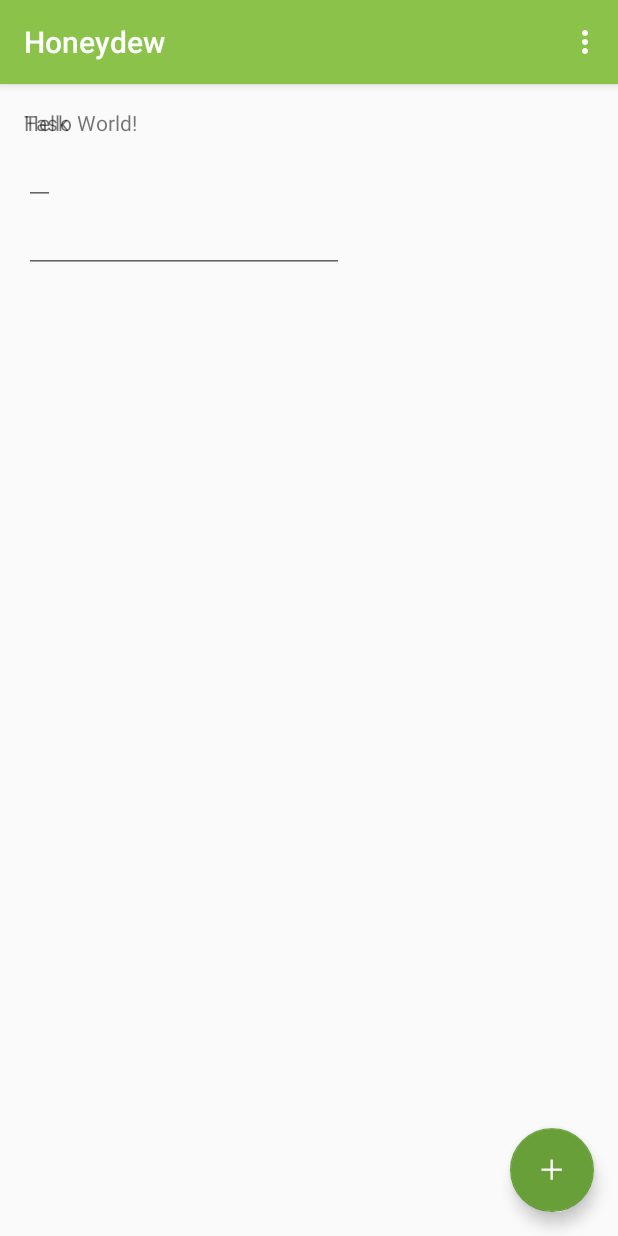
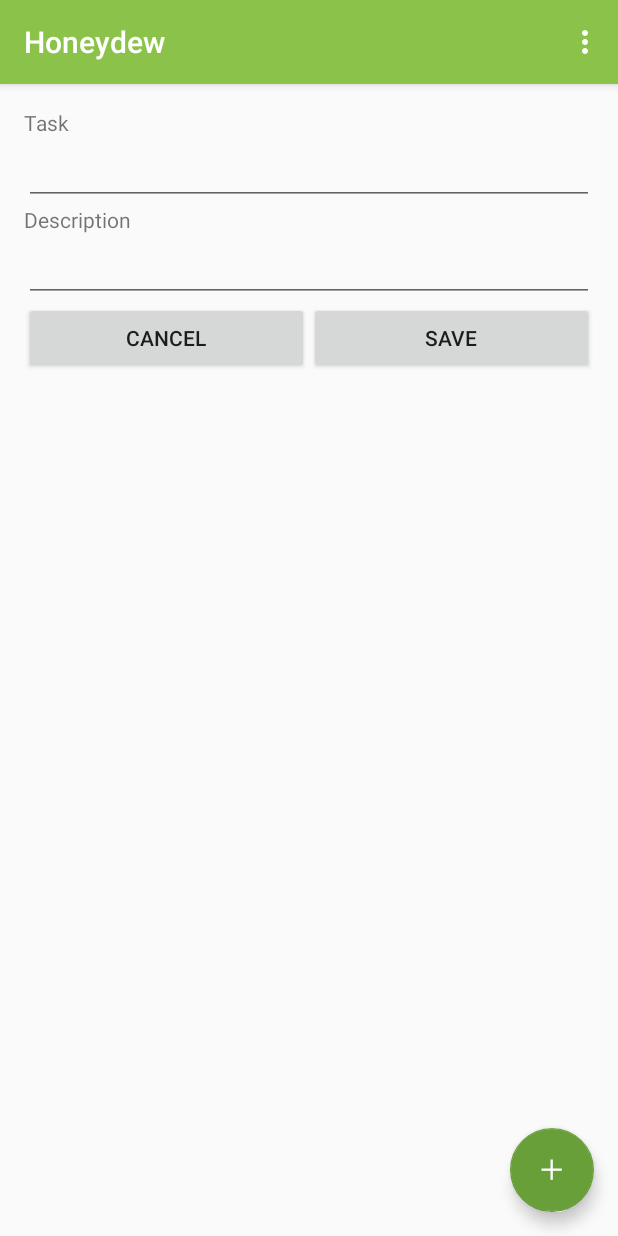
Before and after one commit to twbarber/honeydew, an Android app: the screen it shows after launch (DisplayTasksActivity before the commit, HoneydewActivity after it), after a tap on an icon or button, on a phone screen of 412 x 824 dp. Run offline under Robolectric (Android 15) with nearby library versions, the phone set to English and light mode, and no system bars.

Commit message:
Add Task Fragment now Displaying Correctly, should move to activity to get rid of FAB.

```diff
--- a/app/src/main/AndroidManifest.xml
+++ b/app/src/main/AndroidManifest.xml
@@ -9,7 +9,7 @@
         android:supportsRtl="true"
         android:theme="@style/AppTheme" >
         <activity
-            android:name=".DisplayTasksActivity"
+            android:name=".HoneydewActivity"
             android:label="@string/app_name"
             android:theme="@style/AppTheme.NoActionBar" >
             <intent-filter>
--- a/app/src/main/java/com/hurdsbrook/honeydew/DisplayTasksActivity.java
+++ b/app/src/main/java/com/hurdsbrook/honeydew/HoneydewActivity.java
@@ -9,7 +9,7 @@ import android.view.Menu;
 import android.view.MenuItem;
 import android.view.View;
 
-public class DisplayTasksActivity extends AppCompatActivity {
+public class HoneydewActivity extends AppCompatActivity {
 
     @Override
     protected void onCreate(Bundle savedInstanceState) {
@@ -23,7 +23,7 @@ public class DisplayTasksActivity extends AppCompatActivity {
             @Override
             public void onClick(View view) {
                 FragmentTransaction ft = getSupportFragmentManager().beginTransaction();
-                ft.add(R.id.fragment_container, new AddItemFragment());
+                ft.replace(R.id.fragment_container, new AddItemFragment());
                 ft.commit();
             }
         });
--- a/app/src/main/res/layout/activity_home.xml
+++ b/app/src/main/res/layout/activity_home.xml
@@ -6,7 +6,7 @@
     android:layout_width="match_parent"
     android:layout_height="match_parent"
     android:fitsSystemWindows="true"
-    tools:context=".DisplayTasksActivity">
+    tools:context=".HoneydewActivity">
 
     <android.support.design.widget.AppBarLayout
         android:layout_height="wrap_content"
--- a/app/src/main/res/layout/add_item.xml
+++ b/app/src/main/res/layout/add_item.xml
@@ -10,14 +10,42 @@
         android:id="@+id/add_task_name" />
 
     <EditText
-        android:layout_width="wrap_content"
+        android:layout_width="match_parent"
         android:layout_height="wrap_content"
         android:id="@+id/edit_task_name" />
 
+    <TextView
+        android:layout_width="wrap_content"
+        android:layout_height="wrap_content"
+        android:text="@string/description"
+        android:id="@+id/add_task_description" />
+
     <EditText
-        android:layout_width="wrap_content"
+        android:layout_width="match_parent"
         android:layout_height="wrap_content"
         android:inputType="textMultiLine"
         android:ems="10"
         android:id="@+id/edit_task_details" />
+
+    <LinearLayout
+        android:layout_width="match_parent"
+        android:layout_height="wrap_content"
+        android:orientation="horizontal"
+        android:weightSum="1">
+
+        <Button
+            android:layout_width="match_parent"
+            android:layout_height="match_parent"
+            android:layout_weight=".5"
+            android:text="@string/cancel_task"/>
+
+        <Button
+            android:layout_width="match_parent"
+            android:layout_height="match_parent"
+            android:layout_weight=".5"
+            android:text="@string/save_task"/>
+
+    </LinearLayout>
+
+
 </LinearLayout>
--- a/app/src/main/res/layout/fragment_home.xml
+++ b/app/src/main/res/layout/fragment_home.xml
@@ -9,9 +9,4 @@
     tools:showIn="@layout/activity_home"
     tools:context=".DisplayTasksFragment">
 
-    <TextView
-        android:text="Hello World!"
-        android:layout_width="wrap_content"
-        android:layout_height="wrap_content" />
-
 </RelativeLayout>
--- a/app/src/main/res/menu/menu_home.xml
+++ b/app/src/main/res/menu/menu_home.xml
@@ -1,7 +1,7 @@
 <menu xmlns:android="http://schemas.android.com/apk/res/android"
     xmlns:app="http://schemas.android.com/apk/res-auto"
     xmlns:tools="http://schemas.android.com/tools"
-    tools:context=".DisplayTasksActivity" >
+    tools:context=".HoneydewActivity" >
     <item android:id="@+id/action_settings"
         android:title="@string/action_settings"
         android:orderInCategory="100"
--- a/app/src/main/res/values/strings.xml
+++ b/app/src/main/res/values/strings.xml
@@ -2,4 +2,7 @@
     <string name="app_name">Honeydew</string>
     <string name="action_settings">Settings</string>
     <string name="task">Task</string>
+    <string name="description">Description</string>
+    <string name="save_task">Save</string>
+    <string name="cancel_task">Cancel</string>
 </resources>
```
